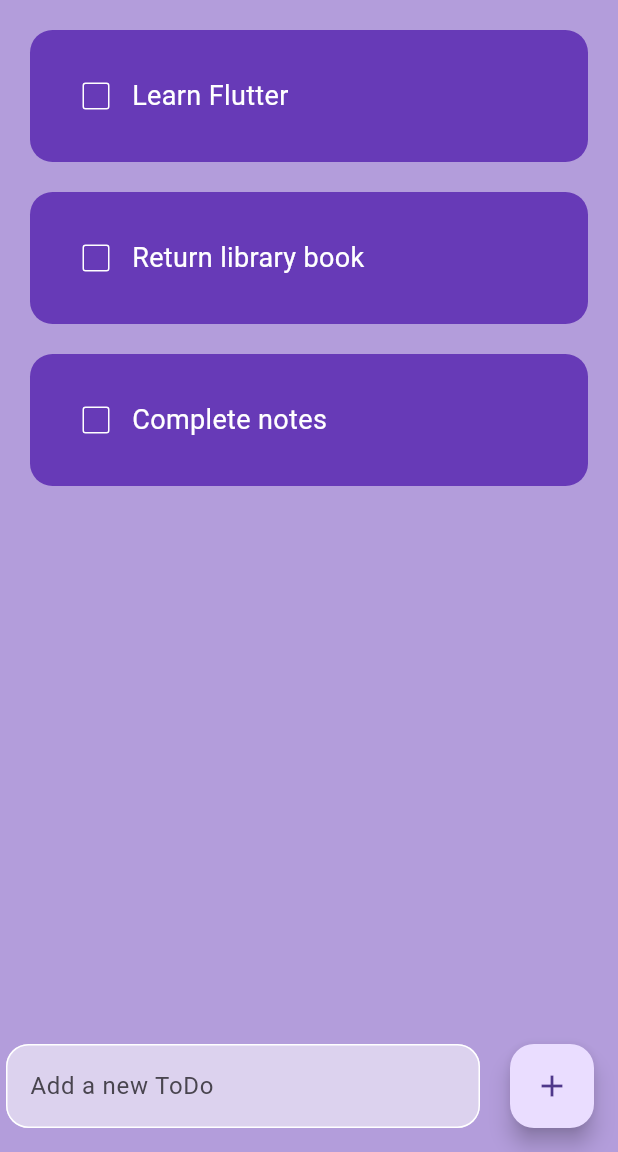
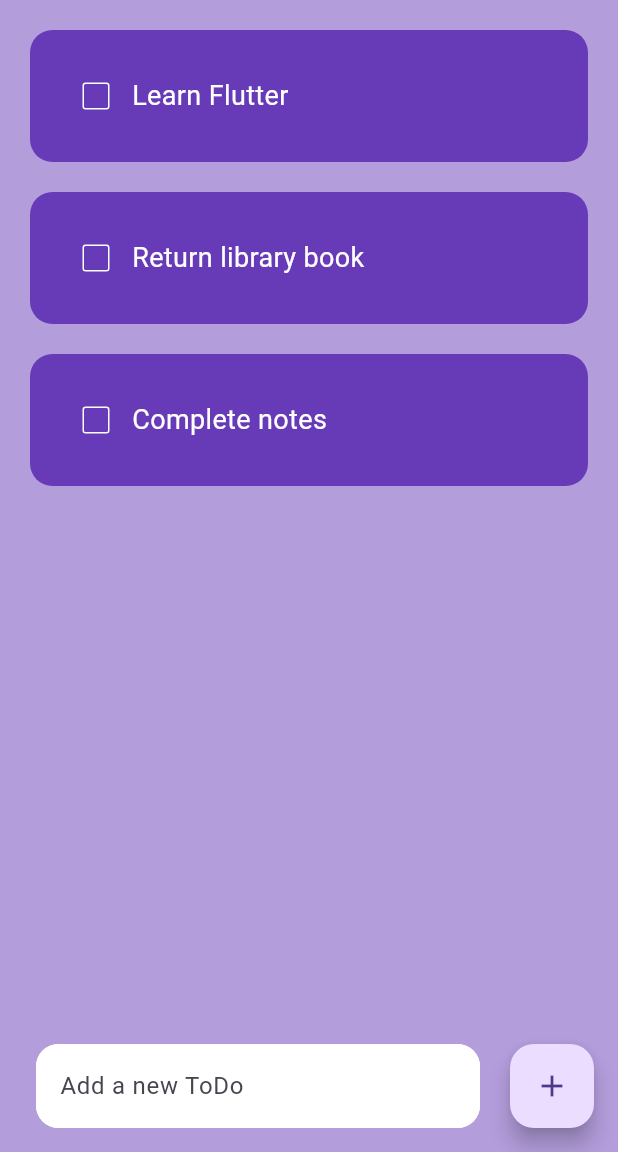
Before and after one commit to fazlaFiyas/my-ToDo, a Flutter app: the screen it shows after launch, on a phone screen of 412 x 824 dp, the part 84-1236 px from its top. Run offline on Flutter 3.47's test engine with Material 3 defaults, Android fonts, the phone set to English and light mode, and no system bars.

Commit message:
added and styled a text field and a floating action button

```diff
--- a/lib/Pages/home_page.dart
+++ b/lib/Pages/home_page.dart
@@ -55,23 +55,24 @@ class _HomePageState extends State<HomePage> {
         children: [
           Expanded(
             child: Padding(
-              padding: const EdgeInsets.symmetric(
-                horizontal: 20,
+              padding: const EdgeInsets.only(
+                left: 40,
+                right: 20,
               ),
               child: TextField(
                 controller: _controller,
                 decoration: InputDecoration(
                   hintText: 'Add a new ToDo',
                   filled: true,
-                  fillColor: Colors.white54,
+                  fillColor: Colors.white,
                   enabledBorder: OutlineInputBorder(
-                    borderSide: const BorderSide(
+                    borderSide: BorderSide(
                       color: Colors.white,
                     ),
                     borderRadius: BorderRadius.circular(15),
                   ),
                   focusedBorder: OutlineInputBorder(
-                    borderSide: const BorderSide(
+                    borderSide: BorderSide(
                       color: Colors.white,
                     ),
                     borderRadius: BorderRadius.circular(15),
@@ -82,7 +83,7 @@ class _HomePageState extends State<HomePage> {
           ),
           FloatingActionButton(
             onPressed: saveNewTask,
-            child: const Icon(Icons.add),
+            child: Icon(Icons.add),
           ),
         ],
       ),
```
